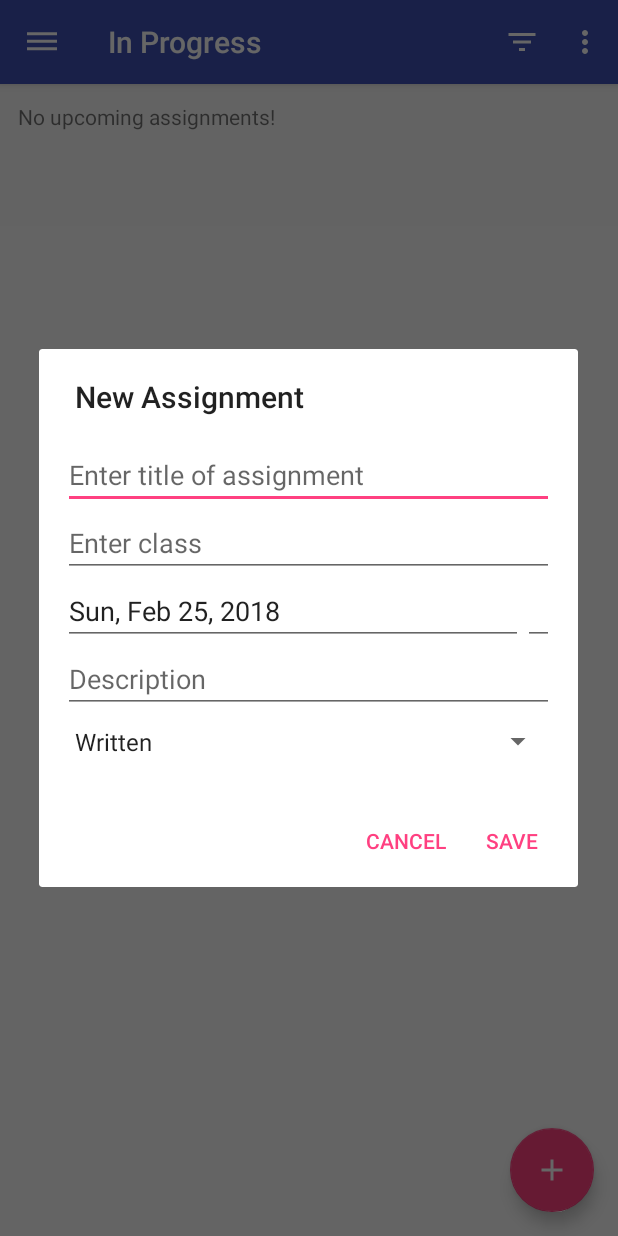
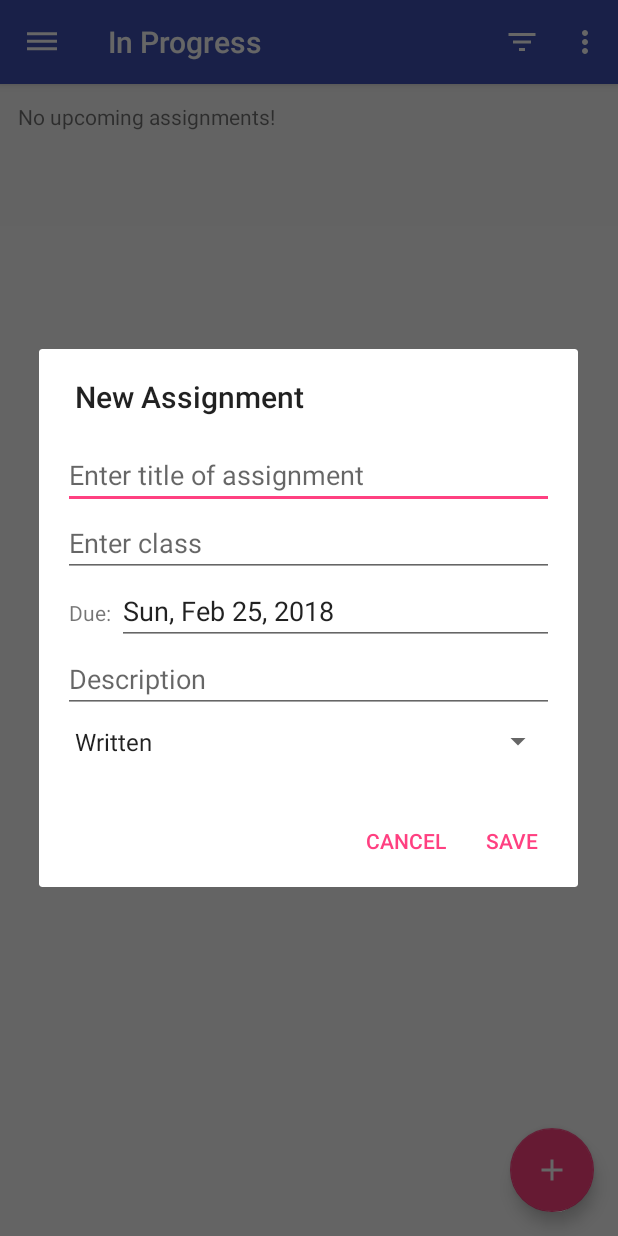
Before and after one commit to star4z/planner.go, an Android app: the screen it shows after launch (MainActivity), after a tap on an icon or button, on a phone screen of 412 x 824 dp. Run offline under Robolectric (Android 15) with nearby library versions, the phone set to English and light mode, and no system bars.

Commit message:
dialog_new_assignment updated to reflect time better Increased Snackbar time length Disabled notifications that would happen in the past

```diff
--- a/app/build.gradle
+++ b/app/build.gradle
@@ -7,7 +7,7 @@ android {
         applicationId "go.planner.plannergo"
         minSdkVersion 21
         targetSdkVersion 26
-        versionCode 3
+        versionCode 4
         versionName "1"
         testInstrumentationRunner "android.support.test.runner.AndroidJUnitRunner"
     }
--- a/app/src/main/java/go/planner/plannergo/AssignmentViewWrapper.java
+++ b/app/src/main/java/go/planner/plannergo/AssignmentViewWrapper.java
@@ -149,7 +149,7 @@ class AssignmentViewWrapper implements Comparable<Object> {
         Snackbar snackbar = Snackbar.make(
                 activity.findViewById(R.id.coordinator),
                 "Marked " + title + " as " + status,
-                Snackbar.LENGTH_SHORT
+                Snackbar.LENGTH_LONG
         );
         snackbar.setAction(R.string.undo, new View.OnClickListener() {
             @Override
--- a/app/src/main/java/go/planner/plannergo/DetailsDialog.kt
+++ b/app/src/main/java/go/planner/plannergo/DetailsDialog.kt
@@ -122,7 +122,7 @@ class DetailsDialog : DialogFragment() {
         val waitDontDeleteMeYet = Snackbar.make(
                 activity.findViewById(R.id.coordinator),
                 title + " was deleted.",
-                Snackbar.LENGTH_SHORT
+                Snackbar.LENGTH_LONG
         )
         waitDontDeleteMeYet.setAction(R.string.undo) {
             activity.addAssignment(assignment)
--- a/app/src/main/java/go/planner/plannergo/MainActivity.java
+++ b/app/src/main/java/go/planner/plannergo/MainActivity.java
@@ -21,7 +21,6 @@ import android.widget.AdapterView;
 import android.widget.LinearLayout;
 import android.widget.ListView;
 import android.widget.TextView;
-import android.widget.Toast;
 
 import java.io.EOFException;
 import java.io.File;
@@ -373,6 +372,14 @@ public class MainActivity extends AppCompatActivity {
         currentViews.clear();
 
         //TODO: Add pinned assignments
+        if (assignments.isEmpty()) {
+            if (assignments == completedAssignments) {
+                addHeading(R.string.no_completed_assignments);
+            }
+            if (assignments == inProgressAssignments) {
+                addHeading(R.string.no_upcoming_assignments);
+            }
+        } else {
 
             switch (sortIndex) {
                 case 0:
@@ -387,6 +394,7 @@ public class MainActivity extends AppCompatActivity {
                 case 3:
                     sortViewsByTitle(assignments);
                     break;
+            }
         }
         addHeading(" ");
     }
@@ -418,15 +426,7 @@ public class MainActivity extends AppCompatActivity {
     }
 
     void sortViewsByDate(ArrayList<Assignment> assignments) {
-        if (assignments.isEmpty()) {
-            if (assignments == completedAssignments) {
-                addHeading(R.string.no_completed_assignments);
-            }
-            if (assignments == inProgressAssignments) {
-                addHeading(R.string.no_upcoming_assignments);
-            }
 
-        } else {
         Calendar today = Calendar.getInstance();
         Calendar tomorrow = (Calendar) today.clone();
         tomorrow.add(Calendar.DATE, 1);
@@ -467,7 +467,7 @@ public class MainActivity extends AppCompatActivity {
                 currentViews.add(assignmentViewWrapper.container);
             }
         }
-        }
+
     }
 
     void addDateHeading(SimpleDateFormat dateFormat, Calendar today, Calendar tomorrow, Calendar date) {
@@ -598,10 +598,11 @@ public class MainActivity extends AppCompatActivity {
         PendingIntent pendingIntent = AlarmBroadcastReceiver.createPendingIntent(
                 assignment, assignment.hashCode(), timeEnabled, getApplicationContext());
         alarmManager.cancel(pendingIntent);
-
         long time = alarmTimeFromAssignment(assignment);
+        if (time > Calendar.getInstance().getTimeInMillis()) {
 //        long time = 0;
             alarmManager.set(AlarmManager.RTC_WAKEUP, time, pendingIntent);
+        }
     }
 
     /**
@@ -620,11 +621,7 @@ public class MainActivity extends AppCompatActivity {
         date.set(Calendar.MINUTE, alarmMinuteOfDay);
         date.set(Calendar.SECOND, 0);
         date.set(Calendar.MILLISECOND, 0);
-        Toast.makeText(this,
-                "Reminder set for " + new SimpleDateFormat("h:mm a, EEE, MM/dd/yy", Locale.US).
-                        format(date.getTime()),
-                Toast.LENGTH_SHORT
-        ).show();
+
         return date.getTimeInMillis();
     }
 
--- a/app/src/main/java/go/planner/plannergo/NewAssignmentDialog.java
+++ b/app/src/main/java/go/planner/plannergo/NewAssignmentDialog.java
@@ -17,6 +17,7 @@ import android.widget.DatePicker;
 import android.widget.EditText;
 import android.widget.Spinner;
 import android.widget.TimePicker;
+import android.widget.Toast;
 
 import java.text.SimpleDateFormat;
 import java.util.Calendar;
@@ -83,6 +84,12 @@ public class NewAssignmentDialog extends DialogFragment {
                         activity.addAssignment(assignment);
                         activity.writeAssignmentsToFile();
                         activity.loadPanels(assignment, getArguments().getInt("sortIndex"));
+                        Toast.makeText(activity,
+                                "Reminder set for " + new SimpleDateFormat("h:mm a, EEE, MM/dd/yy", Locale.US).
+                                        format(activity.alarmTimeFromAssignment(assignment)),
+                                Toast.LENGTH_SHORT
+                        ).show();
+
                     }
                 })
                 .setNegativeButton(R.string.cancel, new DialogInterface.OnClickListener() {
@@ -95,7 +102,7 @@ public class NewAssignmentDialog extends DialogFragment {
         if (timeEnabled)
             timeView.setText(timeFormat.format(assignment.dueDate.getTime()));
         else
-            timeView.setWidth(0);
+            timeView.setVisibility(View.GONE);
 
         return builder.create();
     } // end onCreateDialog()
--- a/app/src/main/res/layout/dialog_new_assignment.xml
+++ b/app/src/main/res/layout/dialog_new_assignment.xml
@@ -21,6 +21,13 @@
     <LinearLayout
         android:layout_width="match_parent"
         android:layout_height="wrap_content">
+
+        <TextView
+            android:layout_width="wrap_content"
+            android:layout_height="wrap_content"
+            android:paddingStart="4dp"
+            android:paddingEnd="4dp"
+            android:text="@string/due"/>
 
         <EditText
             android:id="@+id/hw_due_date"
--- a/app/src/main/res/values/strings.xml
+++ b/app/src/main/res/values/strings.xml
@@ -65,6 +65,7 @@
     <string name="channel_name">Main Channel</string>
     <string name="channel_description">Notification channel for reminders</string>
     <string name="setting_notification_reminder_time_title">Remind me the day before at</string>
+    <string name="due">Due:</string>
 
 
 </resources>
```
Also changed, not shown: app/src/main/java/go/planner/plannergo/EditDetailsDialog.java (+11 -15 lines). Lines whose indentation alone changed are shown as unchanged.
